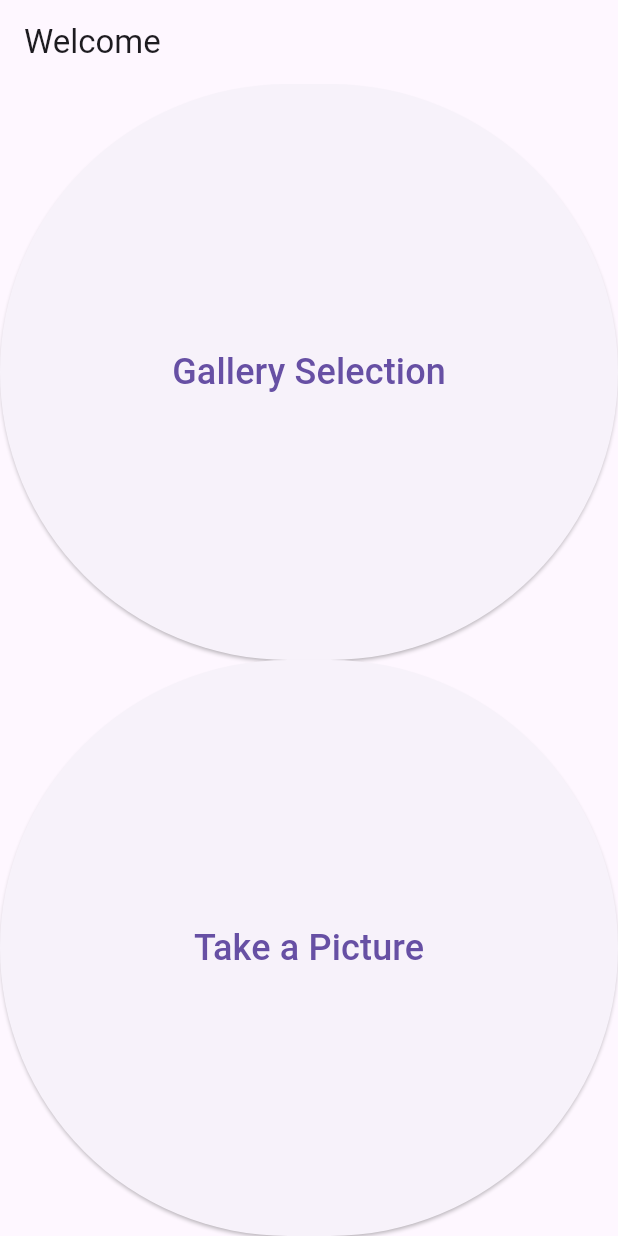
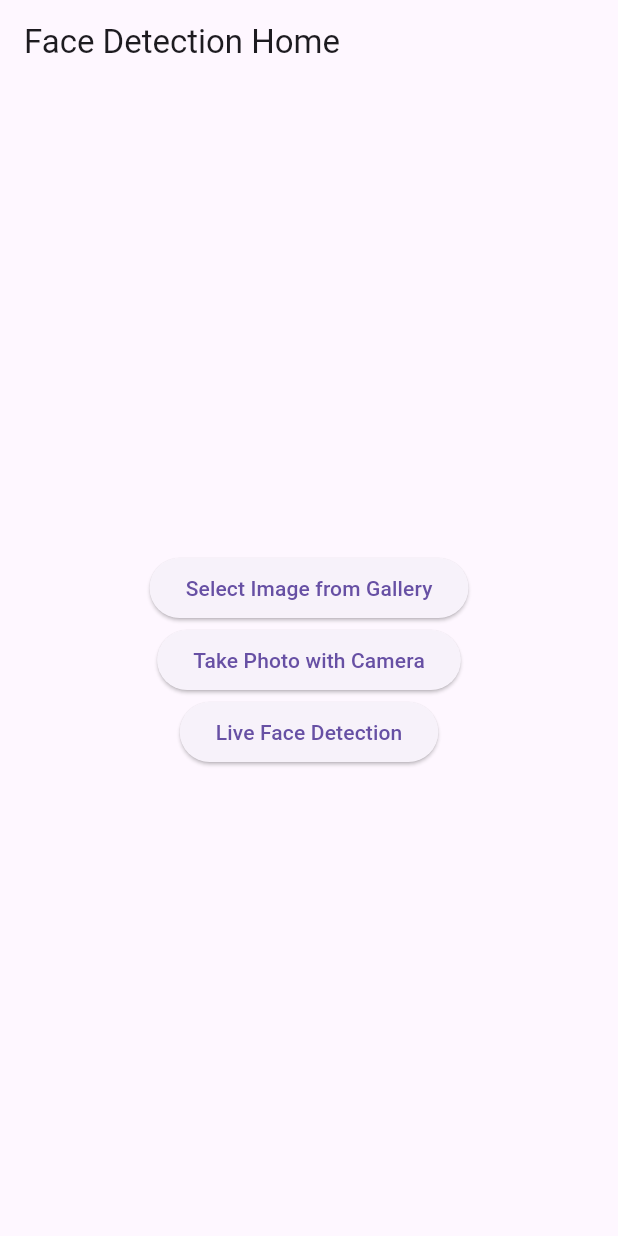
Before and after one commit to Sorbeto1610/master_project_giv, a Flutter app: the screen it shows after launch, on a phone screen of 412 x 824 dp. Run offline on Flutter 3.47's test engine with Material 3 defaults, Android fonts, the phone set to English and light mode, and no system bars; our stand-ins replace camera, image_picker; missing offline and left inert: flutter_dropzone, google_mlkit_face_detection.

Commit message:
Add facedetection

```diff
--- a/lib/ImageSelection/camera.dart
+++ b/lib/ImageSelection/camera.dart
@@ -1,7 +1,8 @@
 import 'package:flutter/material.dart';
 import 'package:camera/camera.dart';
-import 'dart:typed_data';  // For Uint8List
-import 'package:master_project_giv/imageValidation.dart' ; // To display the captured photo
+import 'dart:typed_data';
+import 'package:master_project_giv/imageValidation.dart';
+import 'package:master_project_giv/liveFaceDetection.dart';
 
 class CameraPage extends StatefulWidget {
   @override
@@ -47,7 +48,7 @@ class _CameraPageState extends State<CameraPage> {
     if (_initializeControllerFuture != null) {
       await _initializeControllerFuture;
       final photo = await _cameraController.takePicture();
-      final photoData = await photo.readAsBytes();  // Read the photo data
+      final photoData = await photo.readAsBytes();
       setState(() {
         _capturedPhotoData = photoData;
         Navigator.push(
@@ -65,6 +66,19 @@ class _CameraPageState extends State<CameraPage> {
     return Scaffold(
       appBar: AppBar(
         title: Text("Prendre une photo"),
+        actions: [
+          IconButton(
+            icon: Icon(Icons.camera, color: Colors.white),
+            onPressed: () {
+              Navigator.push(
+                context,
+                MaterialPageRoute(
+                  builder: (context) => LiveFaceDetectionPage(),
+                ),
+              );
+            },
+          ),
+        ],
       ),
       body: FutureBuilder(
         future: _initializeControllerFuture,
--- a/lib/main.dart
+++ b/lib/main.dart
@@ -1,7 +1,7 @@
 import 'package:flutter/material.dart';
-import 'package:responsive_builder/responsive_builder.dart';
-import 'ImageSelection/gallery.dart';
-import 'ImageSelection/camera.dart';
+import 'package:master_project_giv/ImageSelection/camera.dart';
+import 'package:master_project_giv/ImageSelection/gallery.dart';
+import 'package:master_project_giv/liveFaceDetection.dart';
 
 void main() {
   runApp(MyApp());
@@ -11,109 +11,52 @@
   @override
   Widget build(BuildContext context) {
     return MaterialApp(
-      debugShowCheckedModeBanner: false,
-      title: 'Main Page',
-      home: MainPage(),
+      title: 'Flutter Face Detection',
+      theme: ThemeData(
+        primarySwatch: Colors.blue,
+      ),
+      home: HomePage(),
+      routes: {
+        '/camera': (context) => CameraPage(),
+        '/gallery': (context) => ImageSelectionPage(),
+        '/live_face_detection': (context) => LiveFaceDetectionPage(),
+      },
     );
   }
 }
 
-class MainPage extends StatelessWidget {
+class HomePage extends StatelessWidget {
   @override
   Widget build(BuildContext context) {
     return Scaffold(
       appBar: AppBar(
-        title: Text('Welcome'),
+        title: Text('Face Detection Home'),
       ),
-      body: LayoutBuilder(
-        builder: (context, constraints) {
-          double screenWidth = constraints.maxWidth;
-
-          bool isPhone = screenWidth < 600;
-
-          return isPhone
-              ? _buildMobileLayout(context)
-              : _buildDesktopLayout(context);
-        },
+      body: Center(
+        child: Column(
+          mainAxisAlignment: MainAxisAlignment.center,
+          children: [
+            ElevatedButton(
+              onPressed: () {
+                Navigator.pushNamed(context, '/gallery');
+              },
+              child: Text('Select Image from Gallery'),
+            ),
+            ElevatedButton(
+              onPressed: () {
+                Navigator.pushNamed(context, '/camera');
+              },
+              child: Text('Take Photo with Camera'),
+            ),
+            ElevatedButton(
+              onPressed: () {
+                Navigator.pushNamed(context, '/live_face_detection');
+              },
+              child: Text('Live Face Detection'),
+            ),
+          ],
+        ),
       ),
     );
   }
-
-  Widget _buildMobileLayout(BuildContext context) {
-    return Column(
-      children: [
-        Expanded(
-          child: ElevatedButton(
-            onPressed: () {
-              Navigator.push(
-                context,
-                MaterialPageRoute(builder: (context) => ImageSelectionPage()),
-              );
-            },
-            child: Center(
-              child: Text(
-                'Gallery Selection',
-                style: TextStyle(fontSize: 24),
-              ),
-            ),
-          ),
-        ),
-        Expanded(
-          child: ElevatedButton(
-            onPressed: () {
-              Navigator.push(
-                context,
-                MaterialPageRoute(builder: (context) => CameraPage()),
-              );
-            },
-            child: Center(
-              child: Text(
-                'Take a Picture',
-                style: TextStyle(fontSize: 24),
-              ),
-            ),
-          ),
-        ),
-      ],
-    );
-  }
-
-  Widget _buildDesktopLayout(BuildContext context) {
-    return Row(
-      children: [
-        Expanded(
-          child: ElevatedButton(
-            onPressed: () {
-              Navigator.push(
-                context,
-                MaterialPageRoute(builder: (context) => ImageSelectionPage()),
-              );
-            },
-            child: Center(
-              child: Text(
-                'Gallery Selection',
-                style: TextStyle(fontSize: 24),
-              ),
-            ),
-          ),
-        ),
-        Expanded(
-          child: ElevatedButton(
-            onPressed: () {
-              Navigator.push(
-                context,
-                MaterialPageRoute(builder: (context) => CameraPage()),
-              );
-            },
-            child: Center(
-              child: Text(
-                'Take a Picture',
-                style: TextStyle(fontSize: 24),
-              ),
-            ),
-          ),
-        ),
-      ],
-    );
-  }
 }
--- a/pubspec.yaml
+++ b/pubspec.yaml
@@ -34,6 +34,8 @@ dependencies:
   image_picker: ^1.1.1  # Pour accéder à la galerie photo
   flutter_dropzone: ^4.0.0  # Pour le drag-and-drop sur les plateformes de bureau
   camera: ^0.10.6
+  google_ml_kit: ^0.11.0
+  google_mlkit_face_detection: ^0.3.0
 
 
   # The following adds the Cupertino Icons font to your application.
```
Also changed, not shown: lib/ImageSelection/gallery.dart (+14 -0 lines), lib/imageValidation.dart (+71 -11 lines), lib/liveFaceDetection.dart (added, +125 -0 lines), pubspec.lock, 6 other files.
